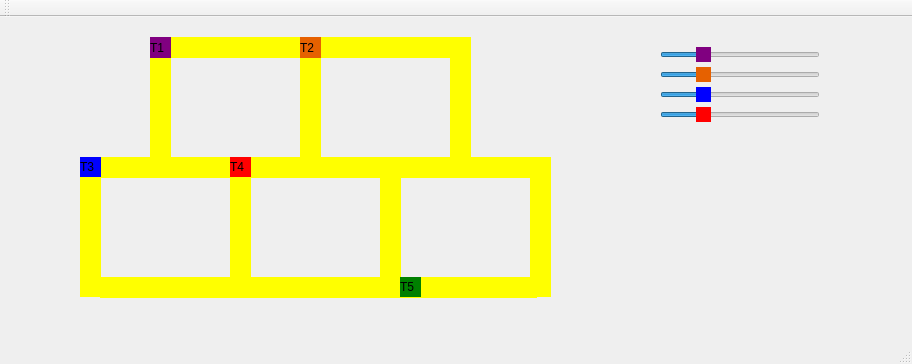
Qt form mainwindow.ui (Arphor/Trens) before a commit.
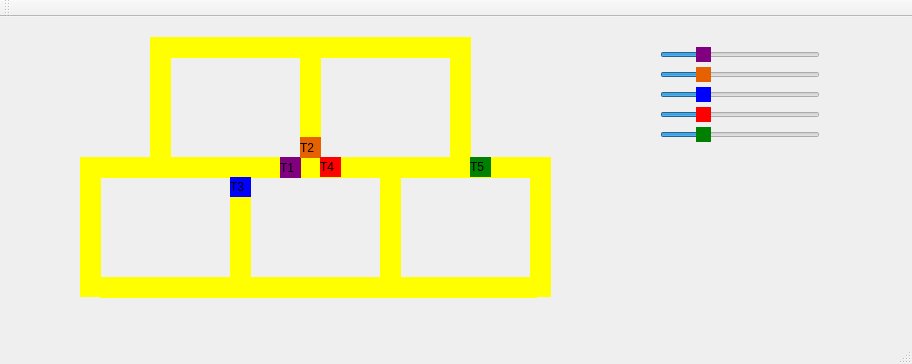
The same form after that commit.

Diff of the .ui file:
```diff
--- a/mainwindow.ui
+++ b/mainwindow.ui
@@ -17,8 +17,8 @@
    <widget class="QLabel" name="label_trem1">
     <property name="geometry">
      <rect>
-      <x>150</x>
-      <y>20</y>
+      <x>280</x>
+      <y>140</y>
       <width>21</width>
       <height>21</height>
      </rect>
@@ -34,7 +34,7 @@
     <property name="geometry">
      <rect>
       <x>300</x>
-      <y>20</y>
+      <y>120</y>
       <width>21</width>
       <height>21</height>
      </rect>
@@ -479,8 +479,8 @@
    <widget class="QLabel" name="label_trem3">
     <property name="geometry">
      <rect>
-      <x>80</x>
-      <y>140</y>
+      <x>230</x>
+      <y>160</y>
       <width>21</width>
       <height>20</height>
      </rect>
@@ -518,7 +518,7 @@
    <widget class="QLabel" name="label_trem4">
     <property name="geometry">
      <rect>
-      <x>230</x>
+      <x>320</x>
       <y>140</y>
       <width>21</width>
       <height>20</height>
@@ -557,8 +557,8 @@
    <widget class="QLabel" name="label_trem5">
     <property name="geometry">
      <rect>
-      <x>400</x>
-      <y>260</y>
+      <x>470</x>
+      <y>140</y>
       <width>21</width>
       <height>20</height>
      </rect>
@@ -570,6 +570,29 @@
      <string>T5</string>
     </property>
    </widget>
+   <widget class="QSlider" name="velocity_5">
+    <property name="geometry">
+     <rect>
+      <x>660</x>
+      <y>110</y>
+      <width>160</width>
+      <height>16</height>
+     </rect>
+    </property>
+    <property name="styleSheet">
+     <string notr="true">QSlider::handle::horizontal{background-color: green;}
+</string>
+    </property>
+    <property name="maximum">
+     <number>200</number>
+    </property>
+    <property name="value">
+     <number>50</number>
+    </property>
+    <property name="orientation">
+     <enum>Qt::Horizontal</enum>
+    </property>
+   </widget>
    <zorder>velocity_1</zorder>
    <zorder>velocity_2</zorder>
    <zorder>label_trilho4_3</zorder>
```
Left out of the diff: 1 changed line with no effect on the pictures.
